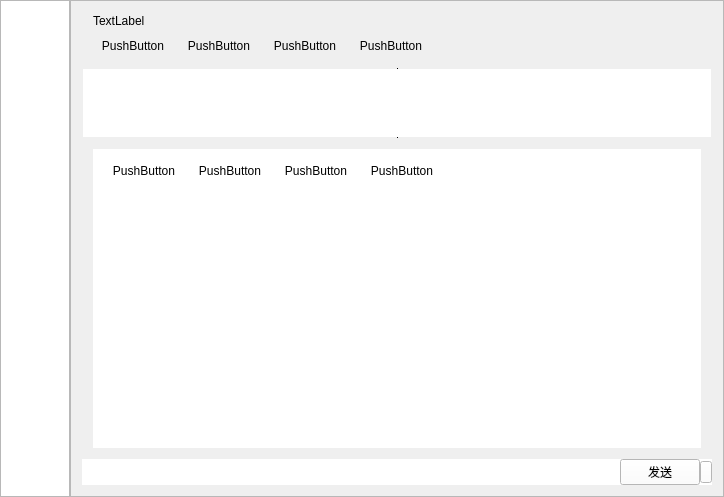
First picture: the form in ChatMessagePlugin/ChatMessage.ui, repository Ying-hw/QQPlugin, before the edit.
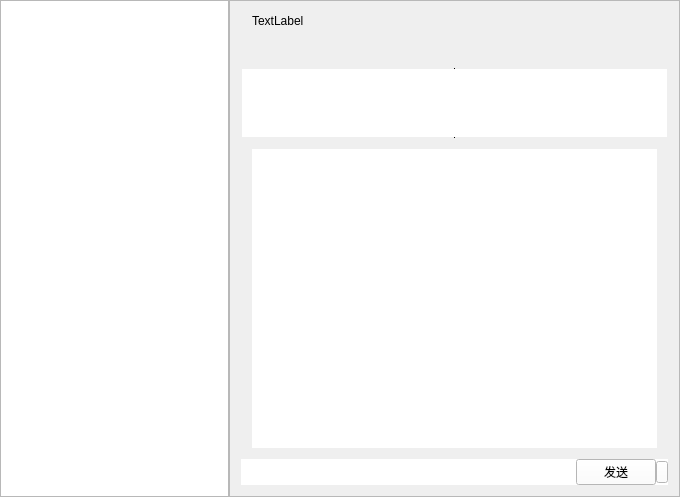
Second picture: the form after the edit. Icons and pictures are not drawn. Custom widgets are drawn as their Qt base class.

```diff
--- a/ChatMessagePlugin/ChatMessage.ui
+++ b/ChatMessagePlugin/ChatMessage.ui
@@ -91,72 +91,6 @@
             <property name="spacing">
              <number>0</number>
             </property>
-            <item row="0" column="0">
-             <widget class="QWidget" name="widget_3" native="true">
-              <layout class="QGridLayout" name="gridLayout">
-               <item row="0" column="0">
-                <widget class="QLabel" name="labName">
-                 <property name="text">
-                  <string>TextLabel</string>
-                 </property>
-                </widget>
-               </item>
-               <item row="0" column="4">
-                <spacer name="horizontalSpacer_2">
-                 <property name="orientation">
-                  <enum>Qt::Horizontal</enum>
-                 </property>
-                 <property name="sizeHint" stdset="0">
-                  <size>
-                   <width>37</width>
-                   <height>17</height>
-                  </size>
-                 </property>
-                </spacer>
-               </item>
-               <item row="1" column="0">
-                <widget class="QPushButton" name="pushButton_5">
-                 <property name="text">
-                  <string>PushButton</string>
-                 </property>
-                 <property name="flat">
-                  <bool>true</bool>
-                 </property>
-                </widget>
-               </item>
-               <item row="1" column="1">
-                <widget class="QPushButton" name="pushButton_6">
-                 <property name="text">
-                  <string>PushButton</string>
-                 </property>
-                 <property name="flat">
-                  <bool>true</bool>
-                 </property>
-                </widget>
-               </item>
-               <item row="1" column="2">
-                <widget class="QPushButton" name="pushButton_7">
-                 <property name="text">
-                  <string>PushButton</string>
-                 </property>
-                 <property name="flat">
-                  <bool>true</bool>
-                 </property>
-                </widget>
-               </item>
-               <item row="1" column="3">
-                <widget class="QPushButton" name="pushButton_8">
-                 <property name="text">
-                  <string>PushButton</string>
-                 </property>
-                 <property name="flat">
-                  <bool>true</bool>
-                 </property>
-                </widget>
-               </item>
-              </layout>
-             </widget>
-            </item>
             <item row="1" column="0">
              <widget class="QSplitter" name="splitter_3">
               <property name="lineWidth">
@@ -221,10 +155,35 @@
                    <string notr="true">background-color: rgb(255, 255, 255);</string>
                   </property>
                   <layout class="QGridLayout" name="gridLayout_2">
+                   <property name="leftMargin">
+                    <number>0</number>
+                   </property>
+                   <property name="topMargin">
+                    <number>0</number>
+                   </property>
+                   <property name="rightMargin">
+                    <number>0</number>
+                   </property>
+                   <property name="bottomMargin">
+                    <number>0</number>
+                   </property>
+                   <property name="spacing">
+                    <number>0</number>
+                   </property>
                    <item row="0" column="0">
                     <widget class="QPushButton" name="pushButton">
                      <property name="text">
-                      <string>PushButton</string>
+                      <string/>
+                     </property>
+                     <property name="icon">
+                      <iconset>
+                       <normaloff>../x64/Data/Image/Face happy.png</normaloff>../x64/Data/Image/Face happy.png</iconset>
+                     </property>
+                     <property name="iconSize">
+                      <size>
+                       <width>16</width>
+                       <height>16</height>
+                      </size>
                      </property>
                      <property name="flat">
                       <bool>true</bool>
@@ -234,7 +193,17 @@
                    <item row="0" column="1">
                     <widget class="QPushButton" name="pushButton_2">
                      <property name="text">
-                      <string>PushButton</string>
+                      <string/>
+                     </property>
+                     <property name="icon">
+                      <iconset>
+                       <normaloff>../x64/Data/Image/Clipboard cut.png</normaloff>../x64/Data/Image/Clipboard cut.png</iconset>
+                     </property>
+                     <property name="iconSize">
+                      <size>
+                       <width>16</width>
+                       <height>16</height>
+                      </size>
                      </property>
                      <property name="checkable">
                       <bool>false</bool>
@@ -253,7 +222,17 @@
                    <item row="0" column="2">
                     <widget class="QPushButton" name="pushButton_3">
                      <property name="text">
-                      <string>PushButton</string>
+                      <string/>
+                     </property>
+                     <property name="icon">
+                      <iconset>
+                       <normaloff>../x64/Data/Image/My images1.png</normaloff>../x64/Data/Image/My images1.png</iconset>
+                     </property>
+                     <property name="iconSize">
+                      <size>
+                       <width>16</width>
+                       <height>16</height>
+                      </size>
                      </property>
                      <property name="flat">
                       <bool>true</bool>
@@ -263,7 +242,17 @@
                    <item row="0" column="3">
                     <widget class="QPushButton" name="pushButton_4">
                      <property name="text">
-                      <string>PushButton</string>
+                      <string/>
+                     </property>
+                     <property name="icon">
+                      <iconset>
+                       <normaloff>../x64/Data/Image/项目3.png</normaloff>../x64/Data/Image/项目3.png</iconset>
+                     </property>
+                     <property name="iconSize">
+                      <size>
+                       <width>16</width>
+                       <height>16</height>
+                      </size>
                      </property>
                      <property name="flat">
                       <bool>true</bool>
@@ -276,7 +265,7 @@
                       <enum>Qt::Horizontal</enum>
                      </property>
                      <property name="sizeType">
-                      <enum>QSizePolicy::Minimum</enum>
+                      <enum>QSizePolicy::Expanding</enum>
                      </property>
                      <property name="sizeHint" stdset="0">
                       <size>
@@ -303,6 +292,122 @@
               </widget>
              </widget>
             </item>
+            <item row="0" column="0">
+             <widget class="QWidget" name="widget_3" native="true">
+              <layout class="QGridLayout" name="gridLayout">
+               <item row="0" column="0">
+                <layout class="QHBoxLayout" name="horizontalLayout_2">
+                 <item>
+                  <widget class="QLabel" name="labName">
+                   <property name="text">
+                    <string>TextLabel</string>
+                   </property>
+                  </widget>
+                 </item>
+                 <item>
+                  <spacer name="horizontalSpacer_2">
+                   <property name="orientation">
+                    <enum>Qt::Horizontal</enum>
+                   </property>
+                   <property name="sizeHint" stdset="0">
+                    <size>
+                     <width>37</width>
+                     <height>17</height>
+                    </size>
+                   </property>
+                  </spacer>
+                 </item>
+                </layout>
+               </item>
+               <item row="1" column="0">
+                <layout class="QHBoxLayout" name="horizontalLayout_3">
+                 <item>
+                  <widget class="QPushButton" name="BtnVedio">
+                   <property name="toolTip">
+                    <string>视频通话</string>
+                   </property>
+                   <property name="text">
+                    <string/>
+                   </property>
+                   <property name="icon">
+                    <iconset>
+                     <normaloff>../x64/Data/Image/23_toolbar_down@2x.png</normaloff>../x64/Data/Image/23_toolbar_down@2x.png</iconset>
+                   </property>
+                   <property name="iconSize">
+                    <size>
+                     <width>20</width>
+                     <height>20</height>
+                    </size>
+                   </property>
+                   <property name="flat">
+                    <bool>true</bool>
+                   </property>
+                  </widget>
+                 </item>
+                 <item>
+                  <widget class="QPushButton" name="BtnVoiceChat">
+                   <property name="toolTip">
+                    <string>语音通话</string>
+                   </property>
+                   <property name="text">
+                    <string/>
+                   </property>
+                   <property name="icon">
+                    <iconset>
+                     <normaloff>../x64/Data/Image/1104753436_toolbar_down@2x.png</normaloff>../x64/Data/Image/1104753436_toolbar_down@2x.png</iconset>
+                   </property>
+                   <property name="iconSize">
+                    <size>
+                     <width>20</width>
+                     <height>20</height>
+                    </size>
+                   </property>
+                   <property name="flat">
+                    <bool>true</bool>
+                   </property>
+                  </widget>
+                 </item>
+                 <item>
+                  <widget class="QPushButton" name="BtnMail">
+                   <property name="toolTip">
+                    <string>邮件</string>
+                   </property>
+                   <property name="text">
+                    <string/>
+                   </property>
+                   <property name="icon">
+                    <iconset>
+                     <normaloff>../x64/Data/Image/1_toolbar_default_down@2x.png</normaloff>../x64/Data/Image/1_toolbar_default_down@2x.png</iconset>
+                   </property>
+                   <property name="iconSize">
+                    <size>
+                     <width>20</width>
+                     <height>20</height>
+                    </size>
+                   </property>
+                   <property name="flat">
+                    <bool>true</bool>
+                   </property>
+                  </widget>
+                 </item>
+                 <item>
+                  <spacer name="horizontalSpacer_4">
+                   <property name="orientation">
+                    <enum>Qt::Horizontal</enum>
+                   </property>
+                   <property name="sizeHint" stdset="0">
+                    <size>
+                     <width>40</width>
+                     <height>20</height>
+                    </size>
+                   </property>
+                  </spacer>
+                 </item>
+                </layout>
+               </item>
+              </layout>
+             </widget>
+            </item>
            </layout>
           </widget>
           <widget class="QWidget" name="page_2"/>
@@ -371,6 +476,16 @@
                <property name="text">
                 <string/>
                </property>
+               <property name="icon">
+                <iconset>
+                 <normaloff>../x64/Data/Image/项目4.png</normaloff>../x64/Data/Image/项目4.png</iconset>
+               </property>
+               <property name="iconSize">
+                <size>
+                 <width>10</width>
+                 <height>10</height>
+                </size>
+               </property>
               </widget>
              </item>
             </layout>
@@ -386,6 +501,13 @@
   </layout>
  </widget>
  <layoutdefault spacing="6" margin="11"/>
+ <customwidgets>
+  <customwidget>
+   <class>CustomTextEdit</class>
+   <extends>QTextEdit</extends>
+   <header>CustomTextEdit.h</header>
+  </customwidget>
+ </customwidgets>
  <resources/>
  <connections/>
 </ui>
```
Left out of the diff: 22 changed lines with no effect on the pictures.
